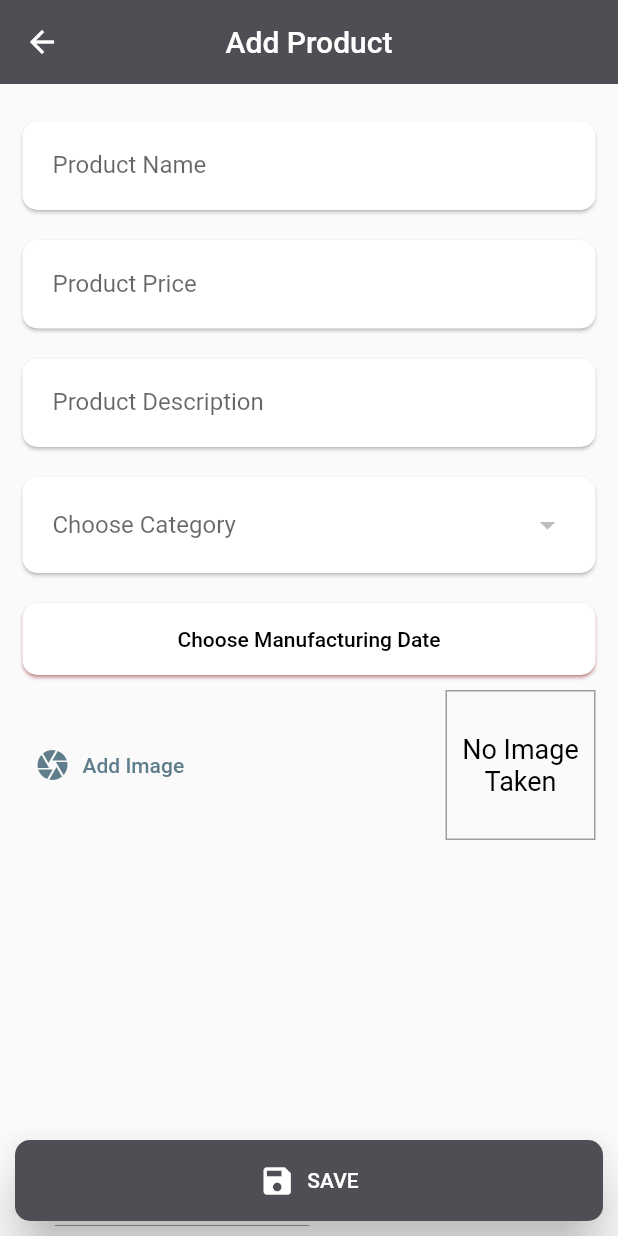
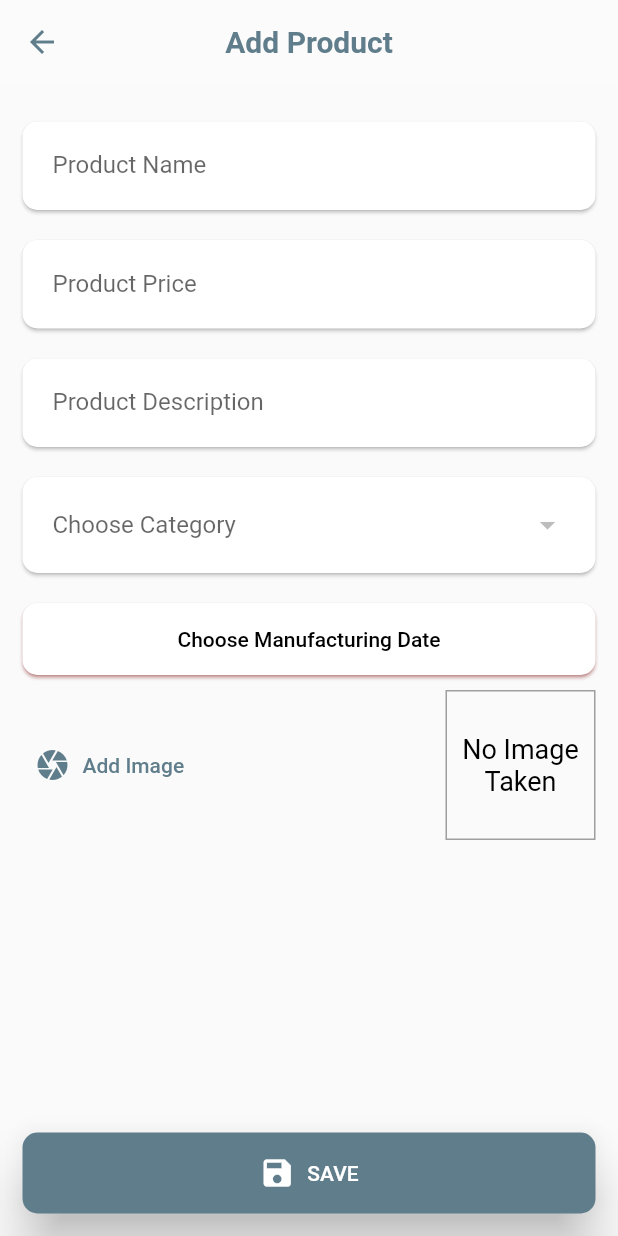
Before and after one commit to dreking/classifieds_app, a Flutter app: the MyProductsScreen screen opened by its route, after a tap on the "add" icon, on a phone screen of 412 x 824 dp. Run offline on Flutter 3.47's test engine with Material 2 defaults, Android fonts, the phone set to English and light mode, and no system bars; our stand-ins replace dio, email_validator, flutter_slider_drawer, image_picker, jwt_decoder, permission_handler and 2 more; accounts and stored records are empty; network calls fail; statements that could not run were skipped.

Commit message:
impr: improved all around design

```diff
--- a/lib/screens/add_product_screen.dart
+++ b/lib/screens/add_product_screen.dart
@@ -83,7 +83,13 @@ class _AddProductScreenState extends State<AddProductScreen> {
 
     return Scaffold(
       appBar: AppBar(
-        title: Text('Add Product'),
+        title: Text(
+          'Add Product',
+          style: TextStyle(
+            fontWeight: FontWeight.bold,
+            color: Theme.of(context).primaryColor,
+          ),
+        ),
       ),
       body: _isLoading
           ? CustomLoading()
@@ -238,7 +244,7 @@ class _AddProductScreenState extends State<AddProductScreen> {
                       ),
                     ),
                     Padding(
-                      padding: const EdgeInsets.all(10),
+                      padding: const EdgeInsets.all(15),
                       child: CustomButton(
                         onTap: _saveForm,
                         text: 'Save',
--- a/lib/screens/my_products_screen.dart
+++ b/lib/screens/my_products_screen.dart
@@ -1,3 +1,4 @@
+import 'package:classifieds_app/screens/product_details_screen.dart';
 import 'package:flutter/material.dart';
 import 'package:provider/provider.dart';
 
@@ -52,7 +53,13 @@ class _MyProductsScreenState extends State<MyProductsScreen> {
 
     return Scaffold(
       appBar: AppBar(
-        title: Text('My Products'),
+        title: Text(
+          'My Products',
+          style: TextStyle(
+            fontWeight: FontWeight.bold,
+            color: Theme.of(context).primaryColor,
+          ),
+        ),
         actions: [
           IconButton(
             onPressed: () {
@@ -67,6 +74,12 @@ class _MyProductsScreenState extends State<MyProductsScreen> {
           : ListView.builder(
               itemCount: myProducts.length,
               itemBuilder: (context, index) => ListTile(
+                onTap: () {
+                  Navigator.of(context).pushNamed(
+                    ProductDetailsScreen.routeName,
+                    arguments: myProducts[index],
+                  );
+                },
                 leading: FadeInImage.assetNetwork(
                   placeholder: 'assets/images/placeholder.png',
                   image: getImageUrl(myProducts[index].imageUrl!),
```
Also changed, not shown: lib/main.dart (+5 -3 lines), lib/screens/main_screen.dart (+7 -3 lines), lib/screens/product_details_screen.dart (+11 -2 lines), lib/screens/signin_screen.dart (+11 -8 lines), lib/widgets/product_widget.dart (+26 -7 lines), pubspec.lock.
